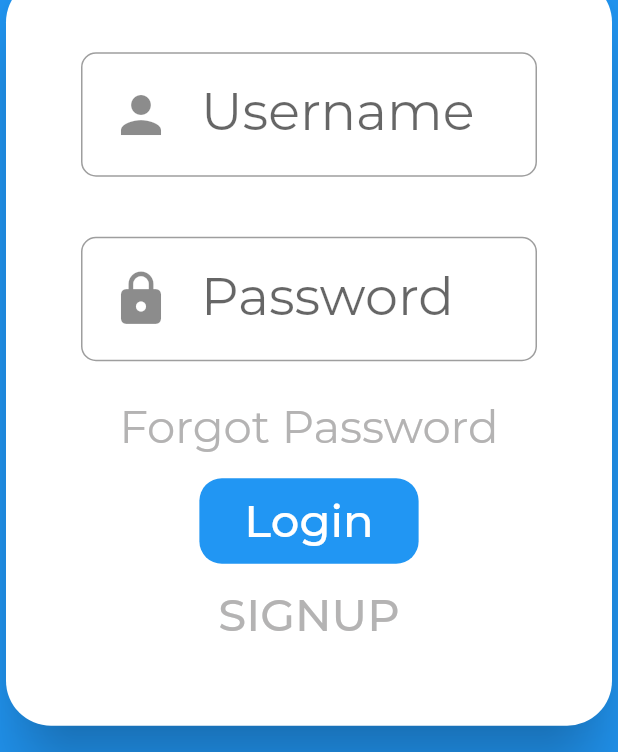
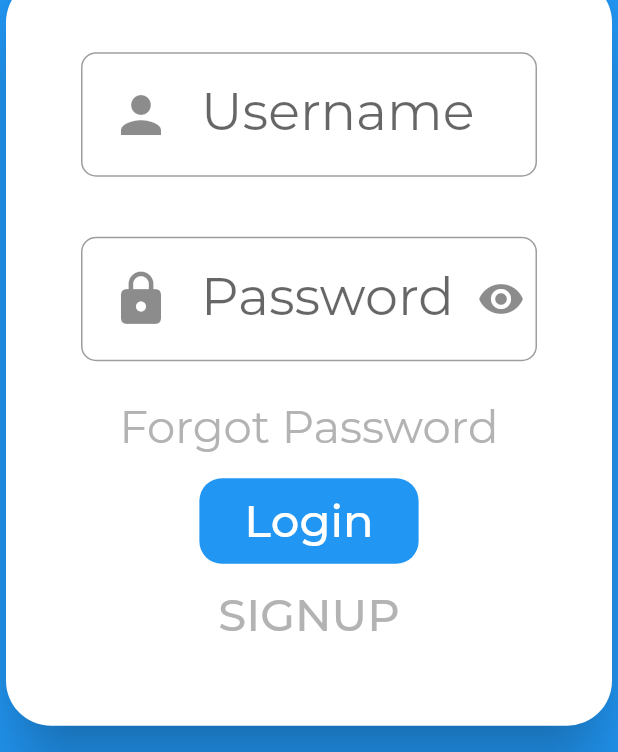
Before and after one commit to chathu123adi/pos_system, a Flutter app: the screen it shows after launch, on a phone screen of 412 x 824 dp, the part 484-1236 px from its top. Run offline on Flutter 3.47's test engine with Material 2 defaults, Android fonts, the light colour scheme and no system bars; our stand-ins replace get, google_fonts.

Commit message:
Added the password visible mark to login

```diff
--- a/lib/view/Authentication/login.dart
+++ b/lib/view/Authentication/login.dart
@@ -12,6 +12,7 @@ class Login extends StatefulWidget {
 }
 
 class _Login extends State<Login> {
+  bool isObscureText = true;
   @override
   Widget build(BuildContext context) {
     return Scaffold(
@@ -44,6 +45,7 @@ class _Login extends State<Login> {
                           children: [
 
                             TextFormField(
+                              keyboardType: TextInputType.emailAddress,
                               decoration: InputDecoration(
                                 prefixIcon: Padding(padding: EdgeInsets.all(20), child: Icon(Icons.person, size: 40,),),
                                 labelText: "Username",
@@ -56,11 +58,20 @@ class _Login extends State<Login> {
                             SizedBox(height: 40,),
 
                             TextField(
+                              obscureText: isObscureText,
                               decoration: InputDecoration(
                                 border: OutlineInputBorder(borderRadius: BorderRadius.circular(10)),
                                 prefixIcon: Padding(padding: EdgeInsets.all(20), child: Icon(Icons.lock, size: 40,),),
                                 labelText: "Password",
                                 hintText: "Password",
+                                suffixIcon: IconButton (
+                                  icon: isObscureText ? Icon(Icons.visibility, size: 32,) : Icon(Icons.visibility_off, size: 32,),
+                                  onPressed: () {
+                                    setState(() {
+                                      isObscureText = !isObscureText;
+                                    });
+                                  },
+                                )
                               ),
                             ),
 
```
